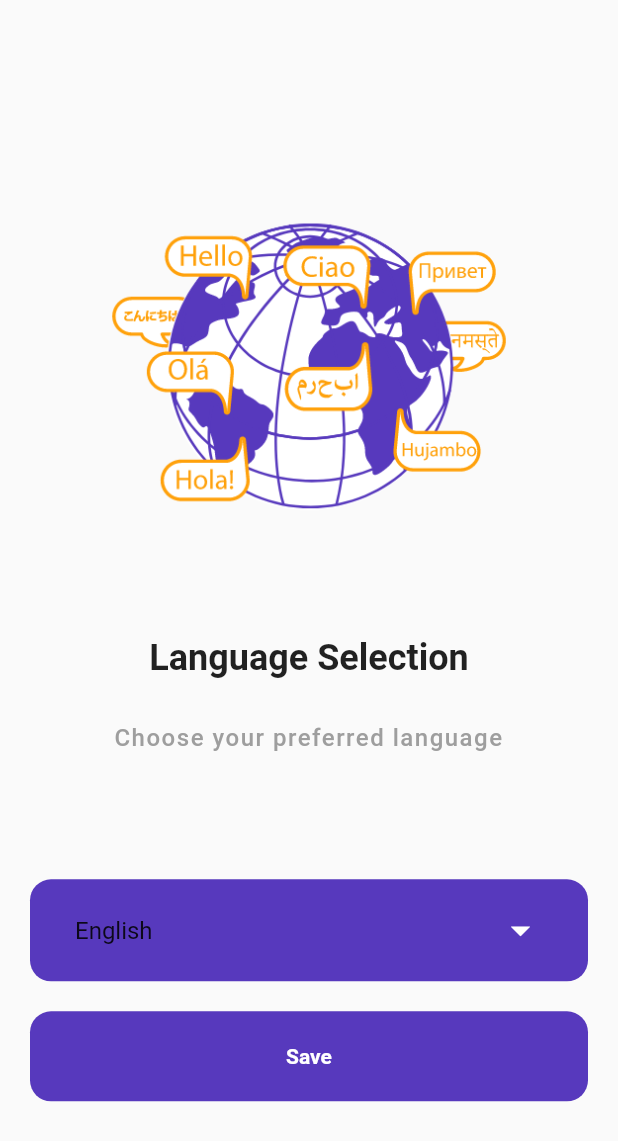
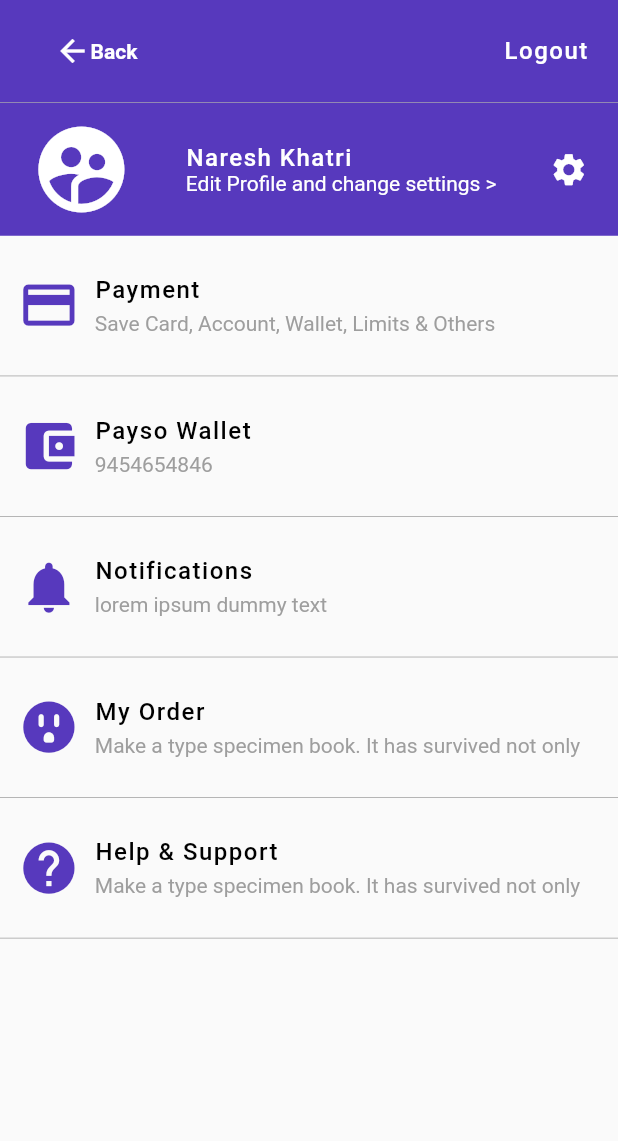
Before and after one commit to paysoapp/payso_getx, a Flutter app: the screen it shows after launch, on a phone screen of 412 x 824 dp. Shown: the top 1141 px of the screen. Run offline on Flutter 3.47's test engine with Material 2 defaults, Android fonts, the phone set to English and light mode, and no system bars; our stand-ins replace firebase_auth, firebase_core, get, get_storage, local_auth, permission_handler and 1 more; accounts and stored records are empty.

Commit message:
Added Profile Screen

```diff
--- a/lib/components/back_button_widget.dart
+++ b/lib/components/back_button_widget.dart
@@ -5,7 +5,8 @@ import '../constants.dart';
 
 class BackButtonWidget extends StatelessWidget {
   final Function onTap;
-  BackButtonWidget({@required this.onTap});
+  final Color textColor;
+  BackButtonWidget({@required this.onTap, this.textColor});
 
   @override
   Widget build(BuildContext context) {
@@ -19,12 +20,12 @@ class BackButtonWidget extends StatelessWidget {
               children: [
                 Icon(
                   Icons.arrow_back,
-                  color: cPrimaryColor,
+                  color: textColor == null ? cPrimaryColor : textColor,
                 ),
                 Text(
                   'backButton'.tr,
                   style: TextStyle(
-                    color: cPrimaryColor,
+                    color: textColor == null ? cPrimaryColor : textColor,
                     fontWeight: FontWeight.w700,
                   ),
                 ),
--- a/lib/constants.dart
+++ b/lib/constants.dart
@@ -7,6 +7,10 @@ const cPrimaryColor = Color(0xff5739bd);
 const cHeadStyle = TextStyle(
   fontWeight: FontWeight.w600,
   fontSize: 24,
+);
+const cSmallTextStyle = TextStyle(
+  fontSize: 14.0,
+  color: Colors.white,
 );
 
 const cTextStyle = TextStyle(
--- a/lib/main.dart
+++ b/lib/main.dart
@@ -3,6 +3,7 @@ import 'package:flutter/material.dart';
 import 'package:get/get.dart';
 import 'package:get_storage/get_storage.dart';
 import 'package:payso/controllers/routes_controller.dart';
+import 'package:payso/screens/MyProfile/my_profile_screen.dart';
 import 'package:payso/services/localization_service.dart';
 
 import 'screens/Splash/splash_screen.dart';
@@ -28,7 +29,7 @@ class MyApp extends StatelessWidget {
       translations: LocalizationService(),
       debugShowCheckedModeBanner: false,
       title: 'PaySo App',
-      home: SplashScreen(),
+      home: MyProfileScreen(),
     );
   }
 }
--- /dev/null
+++ b/lib/screens/MyProfile/components/header.dart
@@ -0,0 +1,39 @@
+import 'package:flutter/material.dart';
+import 'package:get/get.dart';
+import 'package:payso/components/back_button_widget.dart';
+import 'package:payso/constants.dart';
+import 'package:payso/controllers/routes_controller.dart';
+import 'package:payso/screens/Dashboard/dashboard_screen.dart';
+
+class Header extends StatelessWidget {
+  @override
+  Widget build(BuildContext context) {
+    RoutesController _routesController = Get.find();
+
+    return Container(
+      decoration: BoxDecoration(
+        color: cPrimaryColor,
+        border: Border(
+          bottom: BorderSide(color: Colors.grey, width: 0.5),
+        ),
+      ),
+      padding: EdgeInsets.symmetric(horizontal: 20.0, vertical: 10.0),
+      child: Row(
+        mainAxisAlignment: MainAxisAlignment.spaceBetween,
+        children: [
+          BackButtonWidget(
+            textColor: Colors.white,
+            onTap: () => Get.to(DashboardScreen()),
+          ),
+          InkWell(
+            child: Text(
+              'Logout',
+              style: cTextStyle.copyWith(color: Colors.white),
+            ),
+            onTap: () => _routesController.logout(),
+          )
+        ],
+      ),
+    );
+  }
+}
--- /dev/null
+++ b/lib/screens/MyProfile/components/profile_row.dart
@@ -0,0 +1,54 @@
+import 'package:flutter/material.dart';
+import 'package:get/get.dart';
+
+import '../../../constants.dart';
+
+class ProfileRow extends StatelessWidget {
+  const ProfileRow({
+    Key key,
+  }) : super(key: key);
+
+  @override
+  Widget build(BuildContext context) {
+    return Container(
+      color: cPrimaryColor,
+      padding: EdgeInsets.symmetric(vertical: 10, horizontal: 20.0),
+      child: Row(
+        mainAxisAlignment: MainAxisAlignment.spaceBetween,
+        children: [
+          Column(
+            children: [
+              Icon(
+                Icons.supervised_user_circle,
+                size: Get.width / 6,
+                color: Colors.white,
+              ),
+            ],
+          ),
+          Column(
+            crossAxisAlignment: CrossAxisAlignment.start,
+            children: [
+              Text(
+                "Naresh Khatri",
+                style: cTextStyle.copyWith(color: Colors.white),
+              ),
+              Text(
+                "Edit Profile and change settings >",
+                style: cSmallTextStyle,
+              ),
+            ],
+          ),
+          Column(
+            children: [
+              Icon(
+                Icons.settings,
+                size: Get.width / 16,
+                color: Colors.white,
+              ),
+            ],
+          ),
+        ],
+      ),
+    );
+  }
+}
--- /dev/null
+++ b/lib/screens/MyProfile/components/profile_row_component.dart
@@ -0,0 +1,55 @@
+import 'package:flutter/material.dart';
+import 'package:get/get.dart';
+import 'package:payso/constants.dart';
+
+class ProfileRowComponent extends StatelessWidget {
+  final IconData icon;
+  final String title;
+  final String content;
+
+  ProfileRowComponent({this.icon, this.content, this.title});
+
+  @override
+  Widget build(BuildContext context) {
+    return Container(
+      padding: EdgeInsets.symmetric(horizontal: 12),
+      decoration: BoxDecoration(
+        border: Border(
+          bottom: BorderSide(color: Colors.grey, width: 0.5),
+        ),
+      ),
+      width: Get.width,
+      child: Padding(
+        padding: EdgeInsets.symmetric(vertical: 26.0),
+        child: Row(
+          children: [
+            Icon(
+              icon,
+              color: cPrimaryColor,
+              size: Get.width / 10,
+            ),
+            Padding(
+              padding: EdgeInsets.symmetric(horizontal: 10.0),
+              child: Column(
+                crossAxisAlignment: CrossAxisAlignment.start,
+                children: [
+                  Text(
+                    title,
+                    style: cTextStyle.copyWith(color: Colors.black),
+                  ),
+                  SizedBox(
+                    height: 5,
+                  ),
+                  Text(
+                    content,
+                    style: cSmallTextStyle.copyWith(color: Colors.grey),
+                  ),
+                ],
+              ),
+            ),
+          ],
+        ),
+      ),
+    );
+  }
+}
--- a/lib/screens/MyProfile/my_profile_screen.dart
+++ b/lib/screens/MyProfile/my_profile_screen.dart
@@ -0,0 +1,55 @@
+import 'package:flutter/material.dart';
+import 'package:get/get.dart';
+import 'package:payso/constants.dart';
+import 'package:payso/controllers/routes_controller.dart';
+
+import 'package:payso/screens/MyProfile/components/header.dart';
+import 'package:payso/screens/MyProfile/components/profile_row_component.dart';
+
+import 'components/profile_row.dart';
+
+class MyProfileScreen extends StatelessWidget {
+  RoutesController _routesController = Get.find();
+  @override
+  Widget build(BuildContext context) {
+    return Scaffold(
+      body: SafeArea(
+        child: Container(
+          width: Get.width,
+          height: Get.height,
+          child: Column(
+            children: [
+              Header(),
+              ProfileRow(),
+              ProfileRowComponent(
+                icon: Icons.payment,
+                title: 'Payment',
+                content: 'Save Card, Account, Wallet, Limits & Others',
+              ),
+              ProfileRowComponent(
+                icon: Icons.account_balance_wallet,
+                title: 'Payso Wallet',
+                content: '9454654846',
+              ),
+              ProfileRowComponent(
+                icon: Icons.notifications,
+                title: 'Notifications',
+                content: 'lorem ipsum dummy text',
+              ),
+              ProfileRowComponent(
+                icon: Icons.outlet_rounded,
+                title: 'My Order',
+                content: 'Make a type specimen book. It has survived not only',
+              ),
+              ProfileRowComponent(
+                icon: Icons.help,
+                title: 'Help & Support',
+                content: 'Make a type specimen book. It has survived not only',
+              ),
+            ],
+          ),
+        ),
+      ),
+    );
+  }
+}
```
Also changed, not shown: pubspec.lock.
